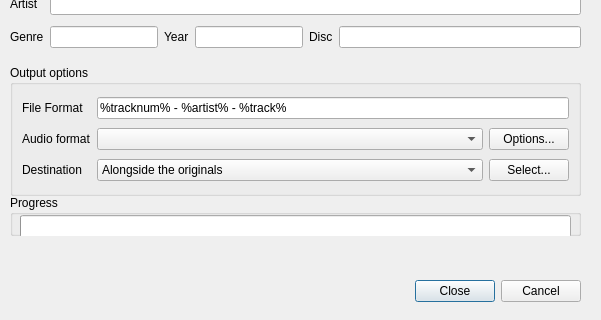
The window that src/ui/ripcd.ui (clementine-player/Clementine) describes before a commit, drawn with Qt 5; both pictures show x 0 to 601 and y 255 to 575 of the 601 by 575 pixel window.
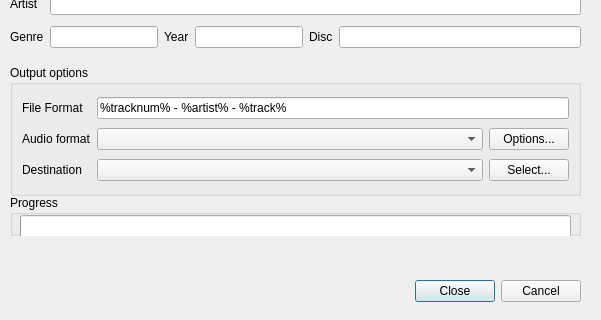
The same window after the commit. Icons and pictures are not drawn.

Commit message: Remove the 'Alongside the originals' destination in the CD rip dialog since it doesn't make sense in this context. Use the home directory as initial destination instead.

```diff
--- a/src/ui/ripcd.ui
+++ b/src/ui/ripcd.ui
@@ -221,11 +221,6 @@
         <verstretch>0</verstretch>
        </sizepolicy>
       </property>
-      <item>
-       <property name="text">
-        <string>Alongside the originals</string>
-       </property>
-      </item>
      </widget>
     </item>
     <item row="1" column="2">
```
The commit also changes 2 other files.
